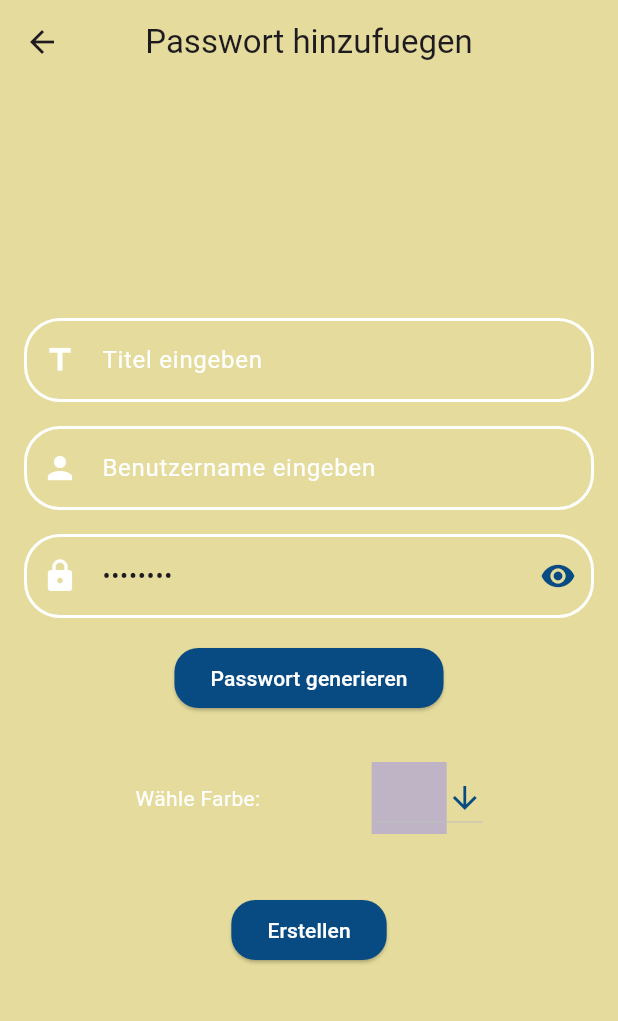
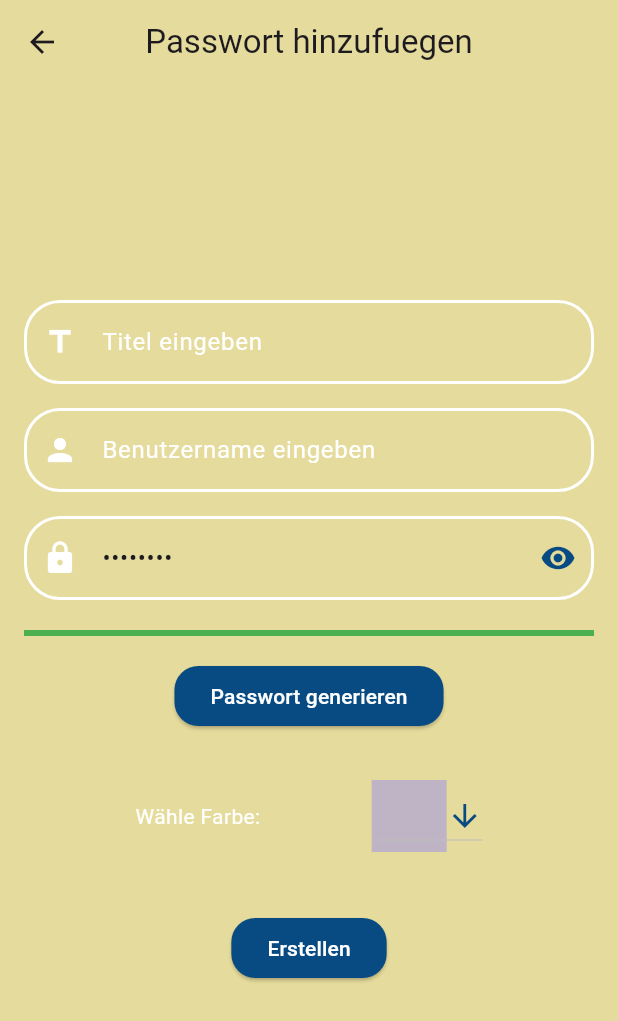
Before and after one commit to phongngy/pwManager, a Flutter app: the AddPW screen opened directly, after a tap on "Passwort generieren", on a phone screen of 412 x 824 dp. Shown: the top 1021 px of the screen. Run offline on Flutter 3.47's test engine with Material 3 defaults, Android fonts, the light colour scheme and no system bars; our stand-ins replace flutter_dotenv, get_it; missing offline and left inert: encrypt, localstore.

Commit message:
add pw strength checker

```diff
--- a/lib/klassen/passwort_generator.dart
+++ b/lib/klassen/passwort_generator.dart
@@ -23,7 +23,7 @@ class PasswordGenerator {
     if (useSpecialCharacters) chars += '!@#%^&*()_+{}|:<>?-=[];,./';
 
     final random = Random.secure();
-    final length = random.nextInt(1).toInt() + minLength;
+    final length = random.nextInt(10).toInt() + minLength;
 
     List<String> wort = [];
     int wortAnfang = 0;
@@ -62,4 +62,40 @@ class PasswordGenerator {
 
     return pw.join();
   }
+
+  double evaluatePasswordStrength(String password) {
+    double strength = 0;
+
+    if (RegExp(r'[A-Z]').hasMatch(password)) {
+      strength += 0.2;
+    }
+
+    if (RegExp(r'[a-z]').hasMatch(password)) {
+      strength += 0.2;
+    }
+
+    if (RegExp(r'[0-9]').hasMatch(password)) {
+      strength += 0.2;
+    }
+
+    if (RegExp(r'[!@#%^&*()_+{}|:<>?=\[\];,./]').hasMatch(password)) {
+      strength += 0.2;
+    }
+
+    if (RegExp(r'[a-zA-Z]{3}').hasMatch(password)) {
+      strength += 0.2;
+    }
+
+    if (password.length >= 8) {
+      if (strength + 0.2 > 1) {
+        strength = 1;
+      } else {
+        strength += 0.2;
+      }
+    } else if (strength > 0.6) {
+      strength = 0.6;
+    }
+
+    return strength;
+  }
 }
--- a/lib/pages/formular.dart
+++ b/lib/pages/formular.dart
@@ -21,7 +21,20 @@ class _FormularState extends State<Formular> {
   final pwGenerator = getItInjector<PasswordGenerator>();
   late Color _color = AppColor.lila;
 
+  double passwordStrength = 0;
   bool _pwvisible = true;
+
+  @override
+  void initState() {
+    super.initState();
+    pwController.addListener(() {
+      setState(() {
+        passwordStrength =
+            pwGenerator.evaluatePasswordStrength(pwController.text);
+      });
+    });
+  }
+
   @override
   void dispose() {
     titelController.dispose();
@@ -67,6 +80,8 @@ class _FormularState extends State<Formular> {
                   ),
                 ),
               ),
+              Column(
+                children: [
                   TextFormField(
                     controller: pwController,
                     obscureText: _pwvisible,
@@ -91,6 +106,15 @@ class _FormularState extends State<Formular> {
                                 )
                               : const Icon(Icons.visibility_off)),
                     ),
+                  ),
+                  const SizedBox(height: 20),
+                  LinearProgressIndicator(
+                    value: passwordStrength,
+                    valueColor: AlwaysStoppedAnimation<Color>(
+                        getStrengthColor(passwordStrength)),
+                    backgroundColor: AppColor.background,
+                  ),
+                ],
               ),
               Padding(
                   padding: const EdgeInsets.only(top: 16.0, bottom: 16),
@@ -159,3 +183,13 @@ class _FormularState extends State<Formular> {
     );
   }
 }
+
+Color getStrengthColor(double strength) {
+  if (strength > 0.8) {
+    return Colors.green;
+  } else if (strength >= 0.4) {
+    return Colors.yellow;
+  } else {
+    return Colors.red;
+  }
+}
```
Also changed, not shown: lib/pages/formular_beabeiten.dart (+30 -0 lines). Lines whose indentation alone changed are shown as unchanged.
